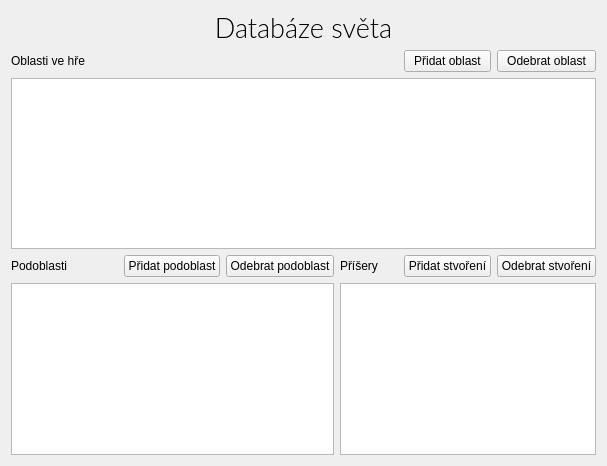
First picture: the form in mainwindow.ui, repository charamza/game-database, before the edit.
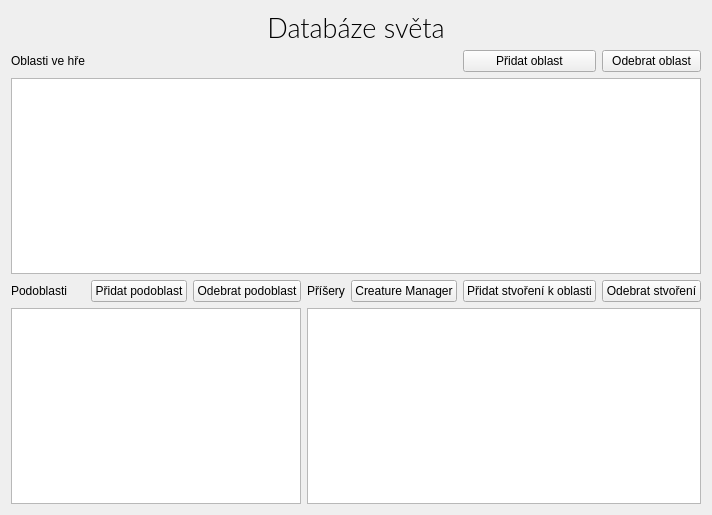
Second picture: the form after the edit.

Commit message: Creature manager

What changed in the file:
```diff
--- a/mainwindow.ui
+++ b/mainwindow.ui
@@ -6,8 +6,8 @@
    <rect>
     <x>0</x>
     <y>0</y>
-    <width>607</width>
-    <height>466</height>
+    <width>681</width>
+    <height>515</height>
    </rect>
   </property>
   <property name="windowTitle">
@@ -15,54 +15,6 @@
   </property>
   <widget class="QWidget" name="centralWidget">
    <layout class="QGridLayout" name="gridLayout">
-    <item row="2" column="0" colspan="7">
-     <widget class="QTableView" name="viewLocation"/>
-    </item>
-    <item row="1" column="6">
-     <widget class="QPushButton" name="removeLocation">
-      <property name="text">
-       <string>Odebrat oblast</string>
-      </property>
-     </widget>
-    </item>
-    <item row="3" column="0">
-     <widget class="QLabel" name="label">
-      <property name="text">
-       <string>Podoblasti</string>
-      </property>
-     </widget>
-    </item>
-    <item row="3" column="3">
-     <widget class="QPushButton" name="removeSublocation">
-      <property name="text">
-       <string>Odebrat podoblast</string>
-      </property>
-     </widget>
-    </item>
-    <item row="1" column="0">
-     <widget class="QLabel" name="label_3">
-      <property name="text">
-       <string>Oblasti ve hře</string>
-      </property>
-     </widget>
-    </item>
-    <item row="3" column="2">
-     <widget class="QPushButton" name="addSublocation">
-      <property name="text">
-       <string>Přidat podoblast</string>
-      </property>
-     </widget>
-    </item>
-    <item row="4" column="4" colspan="3">
-     <widget class="QTableView" name="tableView"/>
-    </item>
-    <item row="3" column="4">
-     <widget class="QLabel" name="label_4">
-      <property name="text">
-       <string>Příšery</string>
-      </property>
-     </widget>
-    </item>
     <item row="3" column="6">
      <widget class="QPushButton" name="removeCreature">
       <property name="text">
@@ -70,13 +22,6 @@
       </property>
      </widget>
     </item>
-    <item row="3" column="5">
-     <widget class="QPushButton" name="addCreature">
-      <property name="text">
-       <string>Přidat stvoření</string>
-      </property>
-     </widget>
-    </item>
     <item row="1" column="5">
      <widget class="QPushButton" name="addLocation">
       <property name="text">
@@ -84,21 +29,12 @@
       </property>
      </widget>
     </item>
-    <item row="4" column="0" colspan="4">
-     <widget class="QTableView" name="viewSublocation"/>
-    </item>
-    <item row="1" column="1" colspan="4">
-     <spacer name="horizontalSpacer">
-      <property name="orientation">
-       <enum>Qt::Horizontal</enum>
+    <item row="3" column="5">
+     <widget class="QPushButton" name="addCreature">
+      <property name="text">
+       <string>Přidat stvoření k oblasti</string>
       </property>
-      <property name="sizeHint" stdset="0">
-       <size>
-        <width>40</width>
-        <height>20</height>
-       </size>
-      </property>
-     </spacer>
+     </widget>
     </item>
     <item row="0" column="0" colspan="7">
      <widget class="QLabel" name="label_2">
@@ -119,6 +55,64 @@
       </property>
      </widget>
     </item>
+    <item row="2" column="0" colspan="7">
+     <widget class="QTableView" name="viewLocation"/>
+    </item>
+    <item row="1" column="6">
+     <widget class="QPushButton" name="removeLocation">
+      <property name="text">
+       <string>Odebrat oblast</string>
+      </property>
+     </widget>
+    </item>
+    <item row="3" column="0">
+     <widget class="QLabel" name="label">
+      <property name="text">
+       <string>Podoblasti</string>
+      </property>
+     </widget>
+    </item>
+    <item row="1" column="0">
+     <widget class="QLabel" name="label_3">
+      <property name="text">
+       <string>Oblasti ve hře</string>
+      </property>
+     </widget>
+    </item>
+    <item row="4" column="0" colspan="3">
+     <widget class="QTableView" name="viewSublocation"/>
+    </item>
+    <item row="3" column="1">
+     <widget class="QPushButton" name="addSublocation">
+      <property name="text">
+       <string>Přidat podoblast</string>
+      </property>
+     </widget>
+    </item>
+    <item row="3" column="2">
+     <widget class="QPushButton" name="removeSublocation">
+      <property name="text">
+       <string>Odebrat podoblast</string>
+      </property>
+     </widget>
+    </item>
+    <item row="4" column="3" colspan="4">
+     <widget class="QTableView" name="viewCreature"/>
+    </item>
+    <item row="3" column="3">
+     <widget class="QLabel" name="label_4">
+      <property name="text">
+       <string>Příšery</string>
+      </property>
+     </widget>
+    </item>
+    <item row="3" column="4">
+     <widget class="QPushButton" name="manageCreatures">
+      <property name="text">
+       <string>Creature Manager</string>
+      </property>
+     </widget>
+    </item>
    </layout>
   </widget>
  </widget>
```
The commit also changes 15 other files.
